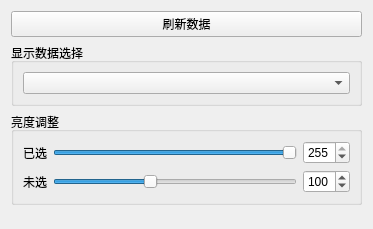
hu-shuhan/editOpeniGame, file Qt/Resources/UI/ContextPreservingShowView.ui: the form before one commit.
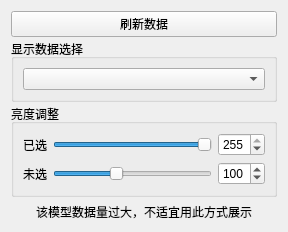
The form after the commit.

```diff
--- a/Qt/Resources/UI/ContextPreservingShowView.ui
+++ b/Qt/Resources/UI/ContextPreservingShowView.ui
@@ -6,8 +6,8 @@
    <rect>
     <x>0</x>
     <y>0</y>
-    <width>373</width>
-    <height>229</height>
+    <width>288</width>
+    <height>222</height>
    </rect>
   </property>
   <property name="windowTitle">
@@ -15,6 +15,24 @@
   </property>
   <layout class="QVBoxLayout" name="verticalLayout">
    <item>
+    <widget class="QWidget" name="mainUi" native="true">
+     <layout class="QVBoxLayout" name="verticalLayout_2">
+      <property name="spacing">
+       <number>2</number>
+      </property>
+      <property name="leftMargin">
+       <number>0</number>
+      </property>
+      <property name="topMargin">
+       <number>0</number>
+      </property>
+      <property name="rightMargin">
+       <number>0</number>
+      </property>
+      <property name="bottomMargin">
+       <number>0</number>
+      </property>
+      <item>
     <widget class="QPushButton" name="refreshModelData">
      <property name="text">
       <string>刷新数据</string>
@@ -108,6 +126,19 @@
        </layout>
       </item>
      </layout>
+       </widget>
+      </item>
+     </layout>
+    </widget>
+   </item>
+   <item>
+    <widget class="QLabel" name="notice">
+     <property name="text">
+      <string>该模型数据量过大，不适宜用此方式展示</string>
+     </property>
+     <property name="alignment">
+      <set>Qt::AlignCenter</set>
+     </property>
     </widget>
    </item>
    <item>
```
Lines whose indentation alone changed are shown as unchanged.
